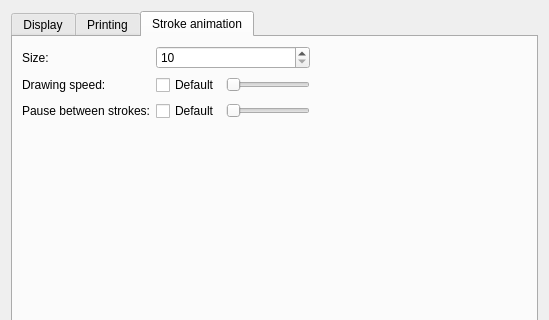
Before: the Qt Designer form src/gui/kanjidic2/Kanjidic2Preferences.ui in Gnurou/tagainijisho, drawn with Qt 5; both pictures show x 0 to 549 and y 0 to 320 of the 549 by 527 pixel window.
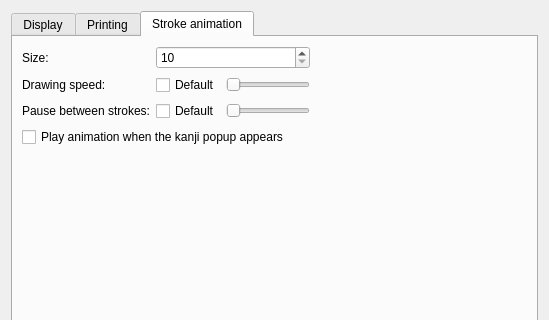
After: the same form once the commit is applied. The open tabs and pages were chosen to show the change. Icons and pictures are not drawn.

Commit message: Added preferences option to start the kanji popup animation automatically

The edit to the form file:
```diff
--- a/src/gui/kanjidic2/Kanjidic2Preferences.ui
+++ b/src/gui/kanjidic2/Kanjidic2Preferences.ui
@@ -384,6 +384,13 @@
          </item>
         </layout>
        </item>
+       <item>
+        <widget class="QCheckBox" name="autoStartAnim">
+         <property name="text">
+          <string>Play animation when the kanji popup appears</string>
+         </property>
+        </widget>
+       </item>
        <item>
         <spacer name="verticalSpacer">
          <property name="orientation">
```
The commit also changes 3 other files.
